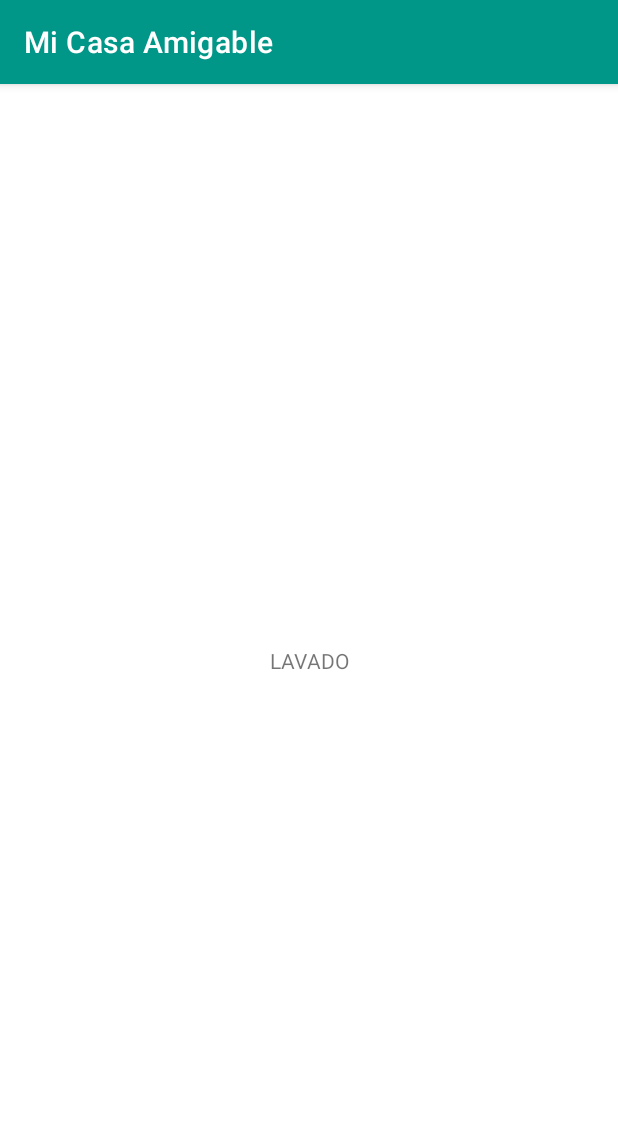
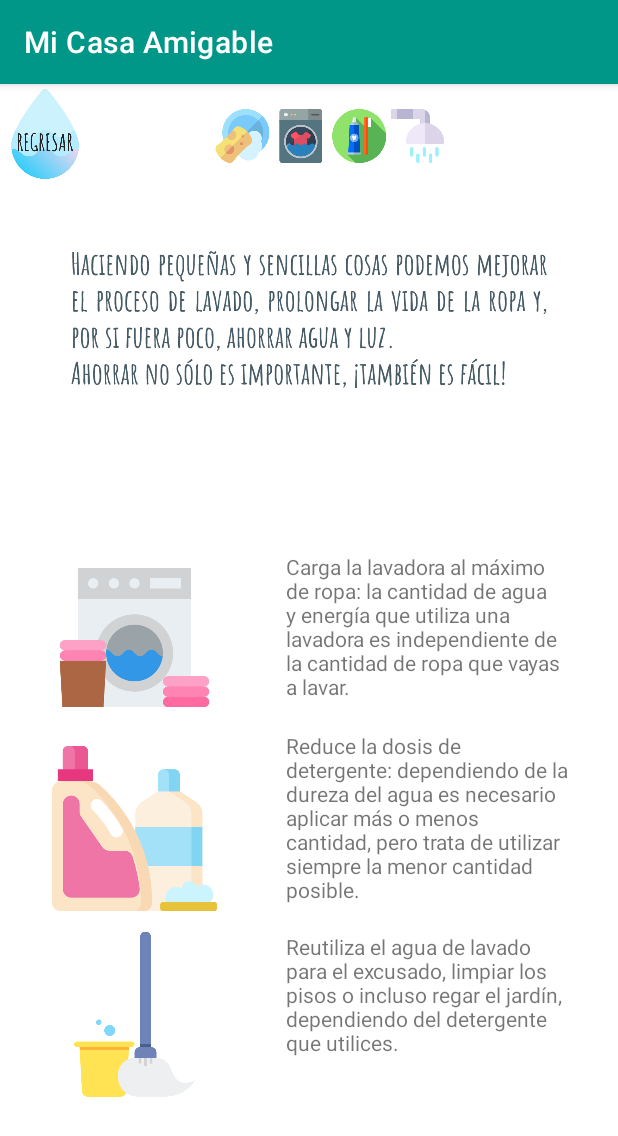
Before and after one commit to gabyotero/AmigableCasa, an Android app: the Consejo_lavado screen opened directly, with no data from a screen before it, on a phone screen of 412 x 824 dp. Shown: the top 1136 px of the screen. Run offline under Robolectric (Android 15) with nearby library versions, the phone set to English and light mode, and no system bars.

Commit message:
ConsejosLavado

```diff
--- a/app/src/main/res/layout/activity_consejo_lavado.xml
+++ b/app/src/main/res/layout/activity_consejo_lavado.xml
@@ -6,13 +6,110 @@
     android:layout_height="match_parent"
     tools:context=".Consejo_lavado">
 
-    <TextView
-        android:id="@+id/textView7"
-        android:layout_width="wrap_content"
-        android:layout_height="wrap_content"
-        android:text="LAVADO"
+    <LinearLayout
+        android:id="@+id/linearLayout"
+        android:layout_width="301dp"
+        android:layout_height="68dp"
+        android:orientation="vertical"
+        app:layout_constraintBottom_toBottomOf="parent"
+        app:layout_constraintEnd_toEndOf="parent"
+        app:layout_constraintHorizontal_bias="0.627"
+        app:layout_constraintStart_toStartOf="parent"
+        app:layout_constraintTop_toTopOf="parent"
+        app:layout_constraintVertical_bias="0.024">
+
+        <ImageView
+            android:id="@+id/imageView2"
+            android:layout_width="match_parent"
+            android:layout_height="36dp"
+            app:srcCompat="@drawable/cuidado" />
+
+    </LinearLayout>
+
+    <ImageView
+        android:id="@+id/img_regresarlavado"
+        android:layout_width="60dp"
+        android:layout_height="60dp"
+        app:layout_constraintBottom_toBottomOf="parent"
+        app:layout_constraintEnd_toEndOf="parent"
+        app:layout_constraintHorizontal_bias="0.0"
+        app:layout_constraintStart_toStartOf="parent"
+        app:layout_constraintTop_toTopOf="parent"
+        app:layout_constraintVertical_bias="0.005"
+        app:srcCompat="@drawable/regresar" />
+
+    <ImageView
+        android:id="@+id/imageView12"
+        android:layout_width="345dp"
+        android:layout_height="100dp"
         app:layout_constraintBottom_toBottomOf="parent"
         app:layout_constraintEnd_toEndOf="parent"
         app:layout_constraintStart_toStartOf="parent"
-        app:layout_constraintTop_toTopOf="parent" />
+        app:layout_constraintTop_toTopOf="parent"
+        app:layout_constraintVertical_bias="0.163"
+        app:srcCompat="@drawable/introlavar" />
+
+    <LinearLayout
+        android:layout_width="148dp"
+        android:layout_height="398dp"
+        android:orientation="vertical"
+        app:layout_constraintBottom_toBottomOf="parent"
+        app:layout_constraintEnd_toEndOf="parent"
+        app:layout_constraintHorizontal_bias="0.06"
+        app:layout_constraintStart_toStartOf="parent"
+        app:layout_constraintTop_toTopOf="parent"
+        app:layout_constraintVertical_bias="0.825">
+
+        <ImageView
+            android:id="@+id/imageView15"
+            android:layout_width="110dp"
+            android:layout_height="127dp"
+            android:layout_gravity="center"
+            app:srcCompat="@drawable/lavarmax" />
+
+        <ImageView
+            android:id="@+id/imageView16"
+            android:layout_width="110dp"
+            android:layout_height="127dp"
+            android:layout_gravity="center"
+            app:srcCompat="@drawable/detergente" />
+
+        <ImageView
+            android:id="@+id/imageView17"
+            android:layout_width="110dp"
+            android:layout_height="120dp"
+            android:layout_gravity="center"
+            app:srcCompat="@drawable/trapear" />
+    </LinearLayout>
+
+    <LinearLayout
+        android:layout_width="188dp"
+        android:layout_height="373dp"
+        android:orientation="vertical"
+        app:layout_constraintBottom_toBottomOf="parent"
+        app:layout_constraintEnd_toEndOf="parent"
+        app:layout_constraintHorizontal_bias="0.852"
+        app:layout_constraintStart_toStartOf="parent"
+        app:layout_constraintTop_toTopOf="parent"
+        app:layout_constraintVertical_bias="0.79">
+
+        <TextView
+            android:id="@+id/textView7"
+            android:layout_width="match_parent"
+            android:layout_height="119dp"
+            android:text="Carga la lavadora al máximo de ropa: la cantidad de agua y energía que utiliza una lavadora es independiente de la cantidad de ropa que vayas a lavar. " />
+
+        <TextView
+            android:id="@+id/textView12"
+            android:layout_width="match_parent"
+            android:layout_height="134dp"
+            android:text="Reduce la dosis de detergente: dependiendo de la dureza del agua es necesario aplicar más o menos cantidad, pero trata de utilizar siempre la menor cantidad posible." />
+
+        <TextView
+            android:id="@+id/textView13"
+            android:layout_width="match_parent"
+            android:layout_height="wrap_content"
+            android:text="Reutiliza el agua de lavado para el excusado, limpiar los pisos o incluso regar el jardín, dependiendo del detergente que utilices. " />
+    </LinearLayout>
+
 </androidx.constraintlayout.widget.ConstraintLayout>
```
Also changed, not shown: app/src/main/res/drawable-v24/detergente.png (added), app/src/main/res/drawable-v24/introlavar.PNG (added), app/src/main/res/drawable-v24/lavarmax.png (added), app/src/main/res/drawable-v24/trapear.png (added).
